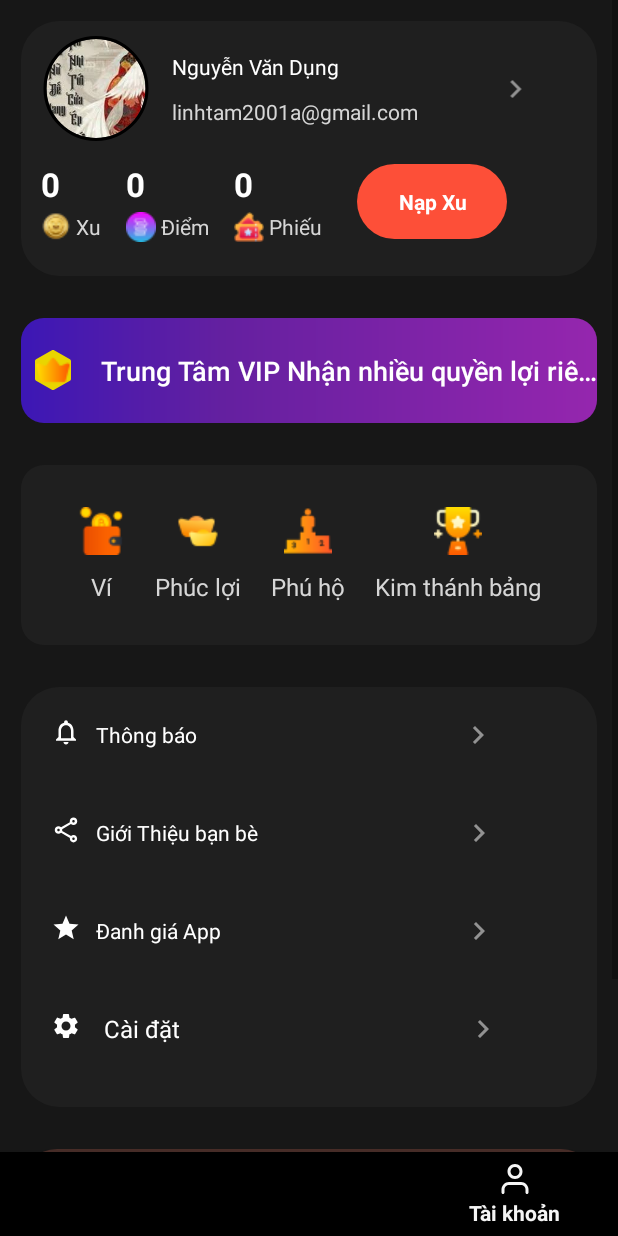
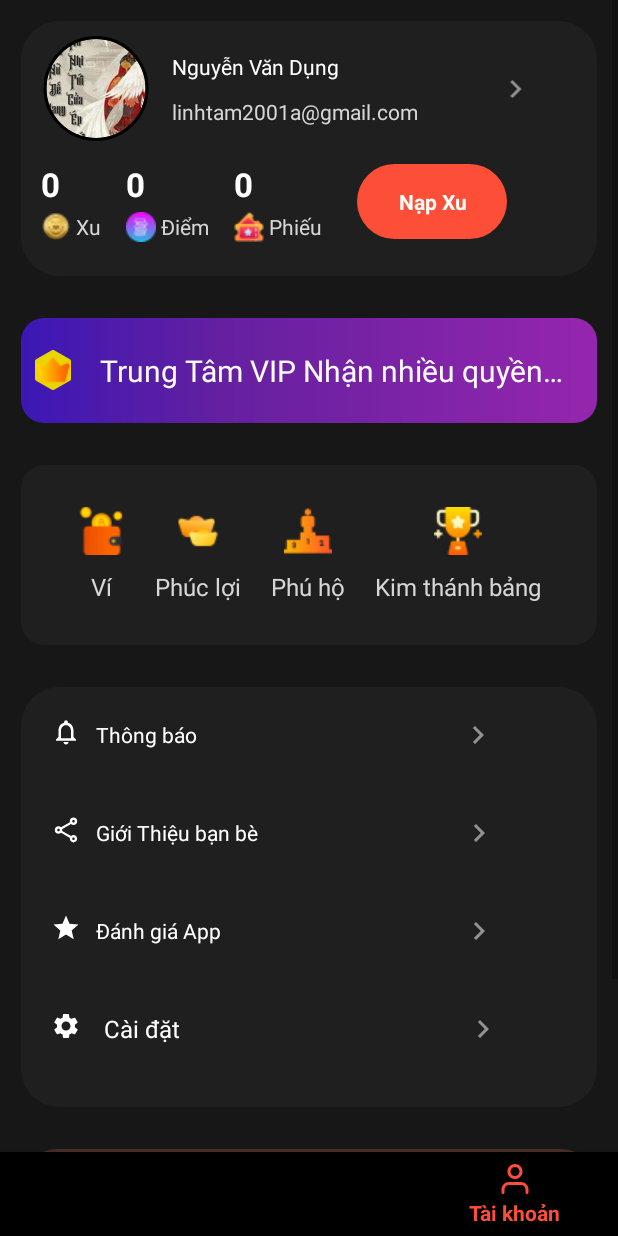
Before and after one commit to XuanThongN/novel, an Android app: the screen it shows after launch (MainActivity), item 3 of the bottom bar chosen, on a phone screen of 412 x 824 dp. Run offline under Robolectric (Android 15) with nearby library versions, the phone set to English and light mode, and no system bars; our stand-ins replace CircleImageView, Room's generated code, RxJava; libraries missing offline, so code that uses them is left out: org.imaginativeworld.whynotimagecarousel; pictures from the network do not load; 8 statements that could not run were skipped.

Commit message:
feat: refact color

```diff
--- a/app/src/main/res/drawable/ic_boder_coin.xml
+++ b/app/src/main/res/drawable/ic_boder_coin.xml
@@ -1,7 +1,7 @@
 <?xml version="1.0" encoding="utf-8"?>
 <shape xmlns:android="http://schemas.android.com/apk/res/android"
     >
-    <solid android:color="#FD4F38"/>
+    <solid android:color="@color/colorPrimary"/>
 
     <size
         android:width="100dp"
--- a/app/src/main/res/drawable/ic_boder_login.xml
+++ b/app/src/main/res/drawable/ic_boder_login.xml
@@ -3,7 +3,7 @@
     >
 
 
-    <solid android:color="#481504"/>
+    <solid android:color="@color/colorPrimary"/>
 
     <size
         android:width="20dp"
--- a/app/src/main/res/drawable/ic_boder_logout.xml
+++ b/app/src/main/res/drawable/ic_boder_logout.xml
@@ -3,7 +3,7 @@
     >
 
 
-    <solid android:color="#482d28"/>
+    <solid android:color="@color/colorPrimaryHover"/>
 
     <size
         android:width="160dp"
--- a/app/src/main/res/drawable/navigation_view_colored.xml
+++ b/app/src/main/res/drawable/navigation_view_colored.xml
@@ -1,5 +1,5 @@
 <?xml version="1.0" encoding="utf-8"?>
 <selector xmlns:android="http://schemas.android.com/apk/res/android">
-    <item android:state_selected="true"
-            android:color="@color/colorPrimaryHover"/>
+    <item android:state_checked="true"
+            android:color="@color/colorPrimary"/>
 </selector>
--- a/app/src/main/res/layout/activity_login.xml
+++ b/app/src/main/res/layout/activity_login.xml
@@ -15,7 +15,7 @@
         android:layout_width="match_parent"
         android:layout_height="?attr/actionBarSize"
         app:popupTheme="@style/ThemeOverlay.AppCompat.Light"
-        app:theme="@style/ThemeOverlay.AppCompat.Dark.ActionBar">
+        android:theme="@style/ThemeOverlay.AppCompat.Dark.ActionBar">
         <TextView
             android:id="@+id/textViewBack"
             android:layout_width="wrap_content"
--- a/app/src/main/res/layout/activity_main_backup.xml
+++ b/app/src/main/res/layout/activity_main_backup.xml
@@ -13,7 +13,7 @@
             android:layout_width="match_parent"
             android:layout_height="?attr/actionBarSize"
             app:popupTheme="@style/ThemeOverlay.AppCompat.Light"
-            app:theme="@style/ThemeOverlay.AppCompat.Dark.ActionBar">
+            android:theme="@style/ThemeOverlay.AppCompat.Dark.ActionBar">
 
         <LinearLayout
                 android:layout_width="match_parent"
--- a/app/src/main/res/layout/fragment_account.xml
+++ b/app/src/main/res/layout/fragment_account.xml
@@ -1,6 +1,5 @@
 <?xml version="1.0" encoding="utf-8"?>
 <RelativeLayout xmlns:android="http://schemas.android.com/apk/res/android"
-
         xmlns:app="http://schemas.android.com/apk/res-auto"
         xmlns:tools="http://schemas.android.com/tools"
         android:layout_width="match_parent"
@@ -30,7 +29,7 @@
                 <LinearLayout
                         android:layout_width="match_parent"
                         android:layout_height="match_parent"
-                    android:layout_marginLeft="10dp"
+                        android:layout_marginStart="10dp"
                         android:layout_marginTop="10dp"
                         android:orientation="horizontal">
 
@@ -185,7 +184,7 @@
                                 android:background="@drawable/ic_boder_coin"
                                 android:gravity="center"
                                 android:text="Nạp Xu"
-                            android:textColor="@color/white"
+                                android:textColor="@color/colorText"
                                 android:textStyle="bold"
 
                                 />
@@ -224,19 +223,19 @@
                         android:layout_width="match_parent"
                         android:layout_height="match_parent">
 
-                    <Button
+                    <TextView
                             android:id="@+id/btn_centerVip"
                             android:layout_width="match_parent"
                             android:layout_height="match_parent"
                             android:background="@null"
                             android:drawablePadding="10dp"
                             android:ellipsize="end"
-                        android:paddingLeft="15dp"
+                            android:paddingHorizontal="15dp"
                             android:text="Trung Tâm VIP Nhận nhiều quyền lợi riêng"
-                        android:textSize="18dp"
+                            android:textSize="20dp"
+                            android:gravity="center_vertical"
                             android:singleLine="true"
-                        android:textAllCaps="false"
-                        android:textColor="@color/white" />
+                            android:textColor="@color/colorText" />
 
                 </LinearLayout>
 
@@ -421,7 +420,7 @@
                             android:layout_height="wrap_content"
                             android:layout_gravity="center"
                             android:layout_marginLeft="10dp"
-                        android:text="Đanh giá App"
+                            android:text="Đánh giá App"
                             android:textColor="@color/white"
                             android:textSize="14dp" />
 
@@ -482,11 +481,13 @@
 
                 <Button
                         android:layout_width="match_parent"
-                    android:layout_height="wrap_content"
-                    android:background="@drawable/ic_boder_logout"
+                        android:layout_height="match_parent"
                         android:text="Đăng xuất"
                         android:textAllCaps="false"
-                    android:textColor="@color/colorPrimary" />
+                        style="@style/CustomButtonStyle"
+                        android:background="@drawable/ic_boder_logout"
+                        android:backgroundTint="@color/colorPrimaryHover"
+                        />
             </LinearLayout>
 
             <LinearLayout
@@ -495,6 +496,7 @@
                     android:layout_margin="14dp"
                     android:gravity="center|center"
                     android:orientation="horizontal">
+
 
                 <ImageView
                         android:layout_width="wrap_content"
@@ -505,10 +507,12 @@
                 <Button
                         android:layout_width="wrap_content"
                         android:layout_height="wrap_content"
-                    android:background="@color/colorBackground"
+                        android:backgroundTint="@color/colorBackground"
                         android:text="Xóa tài khoản"
                         android:textAllCaps="false"
                         android:textColor="@color/colorPrimary" />
+
+
             </LinearLayout>
 
 
--- a/app/src/main/res/layout/fragment_bookmark.xml
+++ b/app/src/main/res/layout/fragment_bookmark.xml
@@ -13,7 +13,7 @@
             android:layout_width="match_parent"
             android:layout_height="?attr/actionBarSize"
             app:popupTheme="@style/ThemeOverlay.AppCompat.Light"
-            app:theme="@style/ThemeOverlay.AppCompat.Dark.ActionBar">
+            android:theme="@style/ThemeOverlay.AppCompat.Dark.ActionBar">
 
         <LinearLayout
                 android:layout_width="match_parent"
--- a/app/src/main/res/layout/fragment_home.xml
+++ b/app/src/main/res/layout/fragment_home.xml
@@ -13,7 +13,7 @@
             android:layout_width="match_parent"
             android:layout_height="?attr/actionBarSize"
             app:popupTheme="@style/ThemeOverlay.AppCompat.Light"
-            app:theme="@style/ThemeOverlay.AppCompat.Dark.ActionBar">
+            android:theme="@style/ThemeOverlay.AppCompat.Dark.ActionBar">
 
         <LinearLayout
                 android:layout_width="match_parent"
@@ -56,7 +56,7 @@
                 <Button
                     android:id="@+id/buttonLogin"
                     android:layout_width="wrap_content"
-                    android:layout_height="45dp"
+                    android:layout_height="40dp"
                     android:text="Đăng nhập"
                     android:gravity="center"
                     android:background="@drawable/ic_boder_login"
--- a/app/src/main/res/menu/navigation_menu.xml
+++ b/app/src/main/res/menu/navigation_menu.xml
@@ -1,6 +1,7 @@
 <menu xmlns:android="http://schemas.android.com/apk/res/android">
     <item
             android:id="@+id/navigation_home"
+            android:theme="@style/Theme.Novel"
             android:icon="@drawable/ic_home"
             android:background="@drawable/navigation_view_colored"
             android:title="@string/home" />
--- a/app/src/main/res/values-night/themes.xml
+++ b/app/src/main/res/values-night/themes.xml
@@ -1,7 +1,9 @@
 <resources xmlns:tools="http://schemas.android.com/tools">
     <!-- Base application theme. -->
-    <style name="Base.Theme.Novel" parent="Theme.Material3.DayNight.NoActionBar">
+    <style name="Base.Theme.Novel" parent="Theme.MaterialComponents.DayNight.NoActionBar">
         <!-- Customize your dark theme here. -->
-        <!-- <item name="colorPrimary">@color/my_dark_primary</item> -->
+        <item name="colorPrimary">@color/colorPrimary</item>
+        <item name="colorPrimaryDark">@color/colorPrimaryHover</item>
+        <item name="colorAccent">@color/colorText</item>
     </style>
 </resources>
--- a/app/src/main/res/values/colors.xml
+++ b/app/src/main/res/values/colors.xml
@@ -4,7 +4,7 @@
     <color name="white">#FFFFFFFF</color>
     <color name="colorText">#FBFBF8</color> //Màu chữ (trắng)
     <color name="colorPrimary">#FD4F38</color> //Màu chính (đỏ)
-    <color name="colorPrimaryHover">#601906</color> //Màu chính (đỏ nhạt)
+    <color name="colorPrimaryHover">#482D28</color> //Màu chính (đỏ nhạt)
     <color name="colorBackground">#171717</color> //Màu nền chính (đen)
     <color name="colorSubBackground">#1E1E1E</color> //Màu nền các khu vực (đen xám)
     <color name="colorTagBackground">#3B3B3B</color> //Màu nền các thẻ (đen xám)
--- a/app/src/main/res/values/styles.xml
+++ b/app/src/main/res/values/styles.xml
@@ -1,11 +1,14 @@
 <resources>
 
+    <style name="CustomButtonStyle" parent="Widget.AppCompat.Button">
+        <item name="android:background">@color/colorPrimaryHover</item>
+        <item name="android:textColor">@color/colorText</item>
+        <!-- Add more custom properties as needed -->
+    </style>
+
     <!-- Base application theme. -->
-    <style name="AppTheme" parent="Theme.AppCompat.Light.DarkActionBar">
+    <style name="AppTheme" parent="Theme.AppCompat.DayNight.NoActionBar">
         <!-- Customize your theme here. -->
-        <item name="colorPrimary">@color/colorPrimary</item>
-        <item name="colorPrimaryDark">@color/white</item>
-        <item name="colorAccent">@color/colorTagBackground</item>
     </style>
 
 
--- a/app/src/main/res/values/themes.xml
+++ b/app/src/main/res/values/themes.xml
@@ -1,9 +1,24 @@
 <resources xmlns:tools="http://schemas.android.com/tools">
     <!-- Base application theme. -->
-    <style name="Base.Theme.Novel" parent="Theme.AppCompat.Light.NoActionBar">
+    <style name="Base.Theme.Novel" parent="Theme.AppCompat.DayNight.NoActionBar">
         <!-- Customize your light theme here. -->
         <!-- <item name="colorPrimary">@color/my_light_primary</item> -->
     </style>
 
-    <style name="Theme.Novel" parent="Base.Theme.Novel" />
+    <style name="Theme.Novel" parent="Base.Theme.Novel" >
+        <!-- Customize your theme here. -->
+        <item name="colorPrimary">@color/colorPrimary</item>
+        <item name="colorPrimaryDark">@color/colorPrimary</item>
+        <item name="colorAccent">@color/colorText</item>
+<!--        <item name="android:windowBackground">@color/colorBackground</item>-->
+<!--        <item name="android:statusBarColor">@color/colorPrimaryHover</item>-->
+<!--        <item name="android:windowLightStatusBar" >true</item>-->
+<!--        <item name="android:windowLightNavigationBar" >true</item>-->
+<!--        <item name="android:windowTranslucentStatus" >false</item>-->
+<!--        <item name="android:windowTranslucentNavigation" >false</item>-->
+<!--        <item name="android:windowDrawsSystemBarBackgrounds" >true</item>-->
+<!--        <item name="android:windowContentTransitions" >true</item>-->
+
+    </style>
+
 </resources>
```
Also changed, not shown: app/src/main/res/layout/activity_main.xml (+0 -8 lines). Lines whose indentation alone changed are shown as unchanged.
